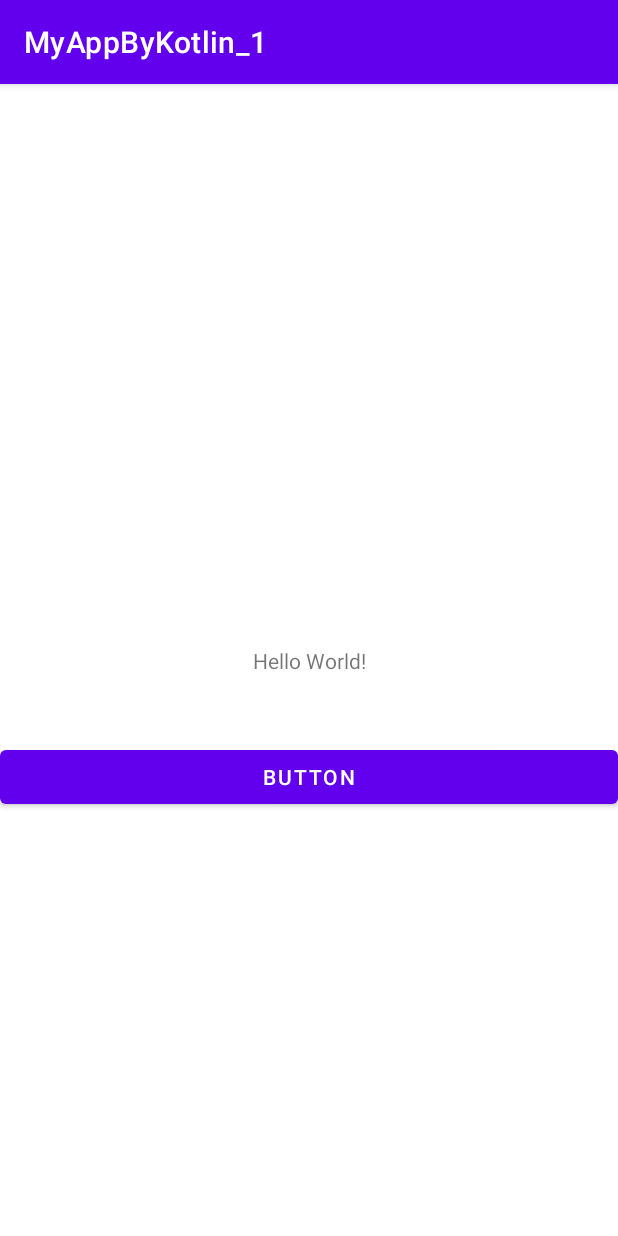
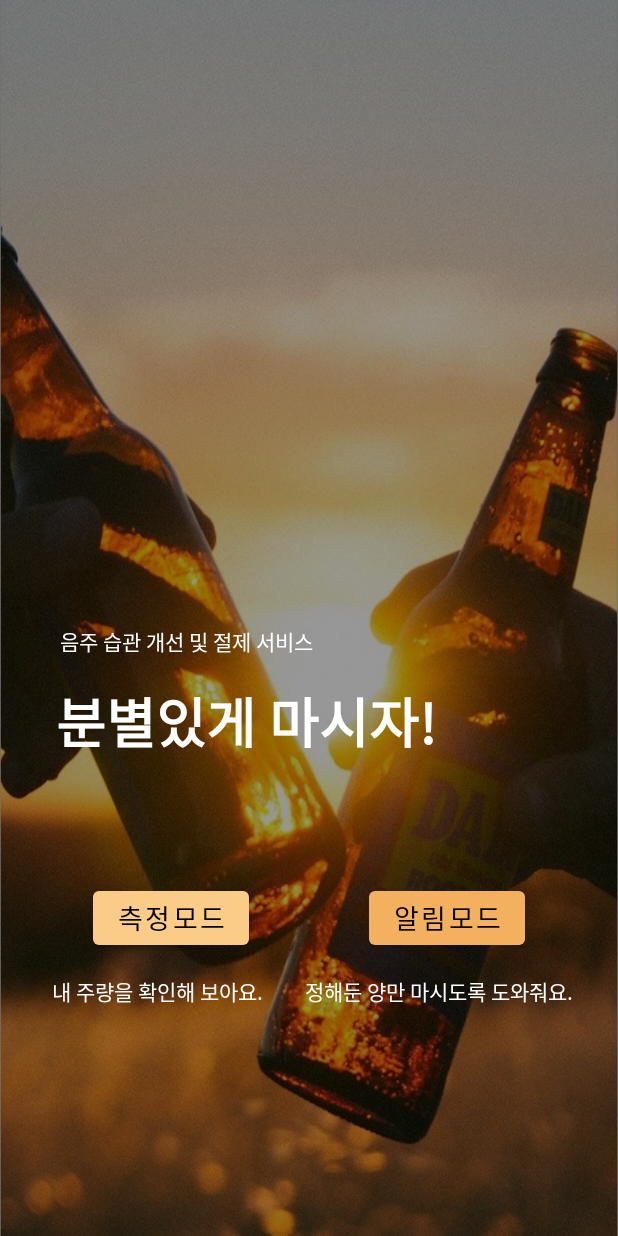
Before and after one commit to seohyun-kim/Drinking-Controller_by-Kotlin, an Android app: the screen it shows after launch (MainActivity), on a phone screen of 412 x 824 dp. Run offline under Robolectric (Android 15) with nearby library versions, the phone set to English and light mode, and no system bars.

Commit message:
Design main.xml, remove title bar

```diff
--- a/app/src/main/res/layout/activity_main.xml
+++ b/app/src/main/res/layout/activity_main.xml
@@ -4,26 +4,92 @@
     xmlns:tools="http://schemas.android.com/tools"
     android:layout_width="match_parent"
     android:layout_height="match_parent"
+    android:background="@drawable/mainpage_beer"
     tools:context=".MainActivity">
 
+
     <TextView
-        android:id="@+id/textSay"
+        android:id="@+id/ServiceTitleText"
         android:layout_width="wrap_content"
         android:layout_height="wrap_content"
-        android:text="Hello World!"
+        android:layout_marginStart="40dp"
+        android:layout_marginBottom="16dp"
+        android:text="음주 습관 개선 및 절제 서비스"
+        android:textColor="#FFFFFF"
+        android:textSize="14sp"
+        app:layout_constraintBottom_toTopOf="@+id/TitleText"
+        app:layout_constraintStart_toStartOf="parent" />
+
+    <TextView
+        android:id="@+id/TitleText"
+        android:layout_width="wrap_content"
+        android:layout_height="wrap_content"
+        android:fontFamily="sans-serif-black"
+        android:text="분별있게 마시자!"
+        android:textColor="#FFFFFF"
+        android:textSize="36sp"
         app:layout_constraintBottom_toBottomOf="parent"
+        app:layout_constraintHorizontal_bias="0.237"
         app:layout_constraintLeft_toLeftOf="parent"
         app:layout_constraintRight_toRightOf="parent"
-        app:layout_constraintTop_toTopOf="parent" />
+        app:layout_constraintTop_toTopOf="parent"
+        app:layout_constraintVertical_bias="0.59000003" />
 
     <Button
-        android:id="@+id/btnSay"
-        android:layout_width="0dp"
+        android:id="@+id/MessureModeBtn"
+        android:layout_width="wrap_content"
         android:layout_height="wrap_content"
-        android:layout_marginTop="44dp"
-        android:text="Button"
+        android:layout_marginTop="80dp"
+        android:layout_marginEnd="32dp"
+        android:text="측정모드"
+        android:textColor="#000000"
+        android:textSize="18sp"
+        app:backgroundTint="#FACC88"
         app:layout_constraintEnd_toEndOf="parent"
+        app:layout_constraintHorizontal_bias="0.225"
         app:layout_constraintStart_toStartOf="parent"
-        app:layout_constraintTop_toBottomOf="@+id/textSay" />
+        app:layout_constraintTop_toBottomOf="@+id/TitleText" />
+
+    <Button
+        android:id="@+id/AlarmModeBtn"
+        android:layout_width="wrap_content"
+        android:layout_height="wrap_content"
+        android:layout_marginStart="80dp"
+        android:layout_marginTop="80dp"
+        android:text="알림모드"
+        android:textColor="#000000"
+        android:textSize="18sp"
+        app:backgroundTint="#F3B15F"
+        app:layout_constraintStart_toEndOf="@+id/MessureModeBtn"
+        app:layout_constraintTop_toBottomOf="@+id/TitleText" />
+
+    <TextView
+        android:id="@+id/MessureModeText"
+        android:layout_width="wrap_content"
+        android:layout_height="wrap_content"
+        android:layout_marginStart="44dp"
+        android:layout_marginTop="14dp"
+        android:layout_marginEnd="20dp"
+        android:text="내 주량을 확인해 보아요."
+        android:textColor="#FFFFFF"
+        app:layout_constraintEnd_toStartOf="@+id/AlramModeText"
+        app:layout_constraintHorizontal_bias="0.34"
+        app:layout_constraintStart_toStartOf="parent"
+        app:layout_constraintTop_toBottomOf="@+id/MessureModeBtn" />
+
+    <TextView
+        android:id="@+id/AlramModeText"
+        android:layout_width="wrap_content"
+        android:layout_height="wrap_content"
+        android:layout_marginStart="8dp"
+        android:layout_marginTop="14dp"
+        android:layout_marginEnd="40dp"
+        android:text="정해둔 양만 마시도록 도와줘요."
+        android:textColor="#FFFFFF"
+        app:layout_constraintEnd_toEndOf="parent"
+        app:layout_constraintStart_toEndOf="@+id/MessureModeText"
+        app:layout_constraintTop_toBottomOf="@+id/AlarmModeBtn" />
+
+
 
 </androidx.constraintlayout.widget.ConstraintLayout>
--- a/app/src/main/res/values/strings.xml
+++ b/app/src/main/res/values/strings.xml
@@ -1,3 +1,3 @@
 <resources>
-    <string name="app_name">MyAppByKotlin_1</string>
+    <string name="app_name">Drinking Controller</string>
 </resources>
--- a/app/src/main/res/values/themes.xml
+++ b/app/src/main/res/values/themes.xml
@@ -12,5 +12,9 @@
         <!-- Status bar color. -->
         <item name="android:statusBarColor" tools:targetApi="l">?attr/colorPrimaryVariant</item>
         <!-- Customize your theme here. -->
+
+        <!-- 타이틀바 제거 -->
+        <item name="windowActionBar">false</item>
+        <item name="windowNoTitle">true</item>
     </style>
 </resources>
```
Also changed, not shown: app/src/main/res/drawable/mainpage_beer.png (added).
